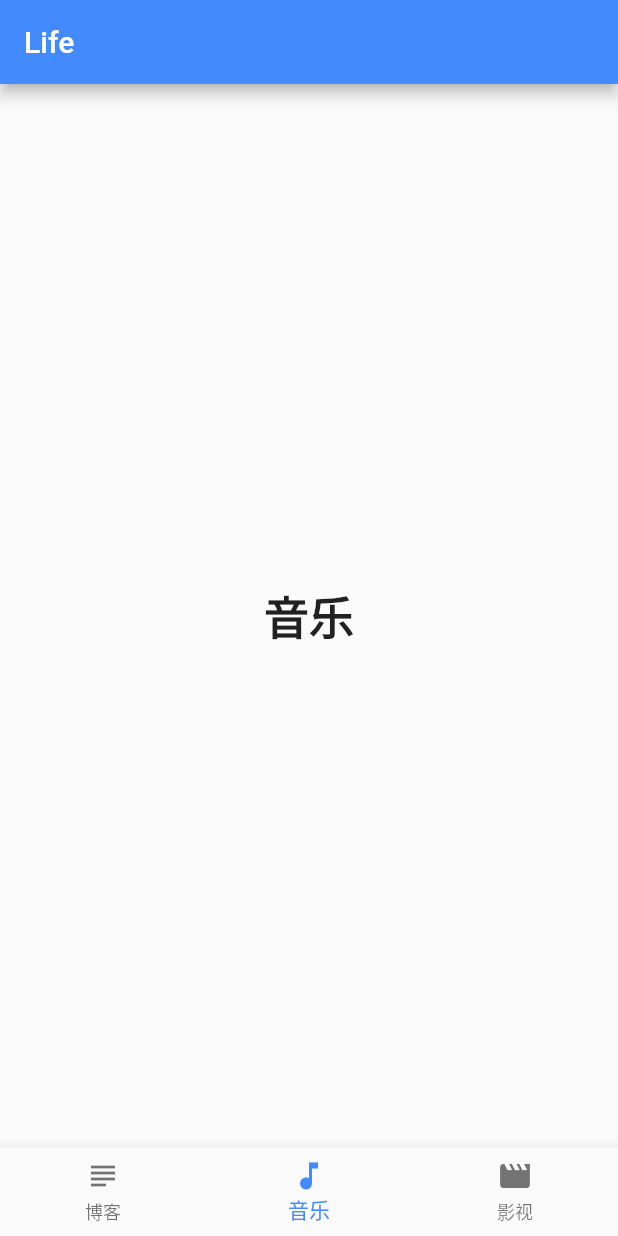
After one commit to zacjact1568/life, a Flutter app: the screen it shows after launch, item 2 of the bottom bar chosen, on a phone screen of 412 x 824 dp. The commit adds this screen. Run offline on Flutter 3.47's test engine with Material 2 defaults, Android fonts, the phone set to English and light mode, and no system bars.

Commit message:
按子模块分包

```diff
--- /dev/null
+++ b/lib/home/widgets.dart
@@ -0,0 +1,52 @@
+import 'package:flutter/material.dart';
+import 'package:life/blog/widgets.dart';
+
+class HomeWidget extends StatefulWidget {
+  @override
+  HomeState createState() => HomeState();
+}
+
+class HomeState extends State<HomeWidget> {
+
+  int _selectedIndex = 0;
+  static const _optionStyle = TextStyle(fontSize: 30, fontWeight: FontWeight.bold);
+  final _widgetOptions = <Widget>[
+    BlogWidget(),
+    Text('音乐', style: _optionStyle),
+    Text('影视', style: _optionStyle),
+  ];
+
+  void _onItemTapped(int index) {
+    setState(() {
+      _selectedIndex = index;
+    });
+  }
+
+  // 每次调用 setState 时都会重新调用该方法
+  @override
+  Widget build(BuildContext context) {
+    return Scaffold(
+      appBar: AppBar(title: Text('Life')),
+      body: Center(child: _widgetOptions[_selectedIndex]),
+      bottomNavigationBar: BottomNavigationBar(
+        items: <BottomNavigationBarItem>[
+          BottomNavigationBarItem(
+            icon: Icon(Icons.subject),
+            title: Text('博客'),
+          ),
+          BottomNavigationBarItem(
+            icon: Icon(Icons.music_note),
+            title: Text('音乐'),
+          ),
+          BottomNavigationBarItem(
+            icon: Icon(Icons.movie),
+            title: Text('影视'),
+          ),
+        ],
+        currentIndex: _selectedIndex,
+        selectedItemColor: Colors.blueAccent,
+        onTap: _onItemTapped,
+      ),
+    );
+  }
+}
```
Also changed, not shown: lib/blog/widgets.dart (added, +60 -0 lines), lib/main.dart (+2 -52 lines).
